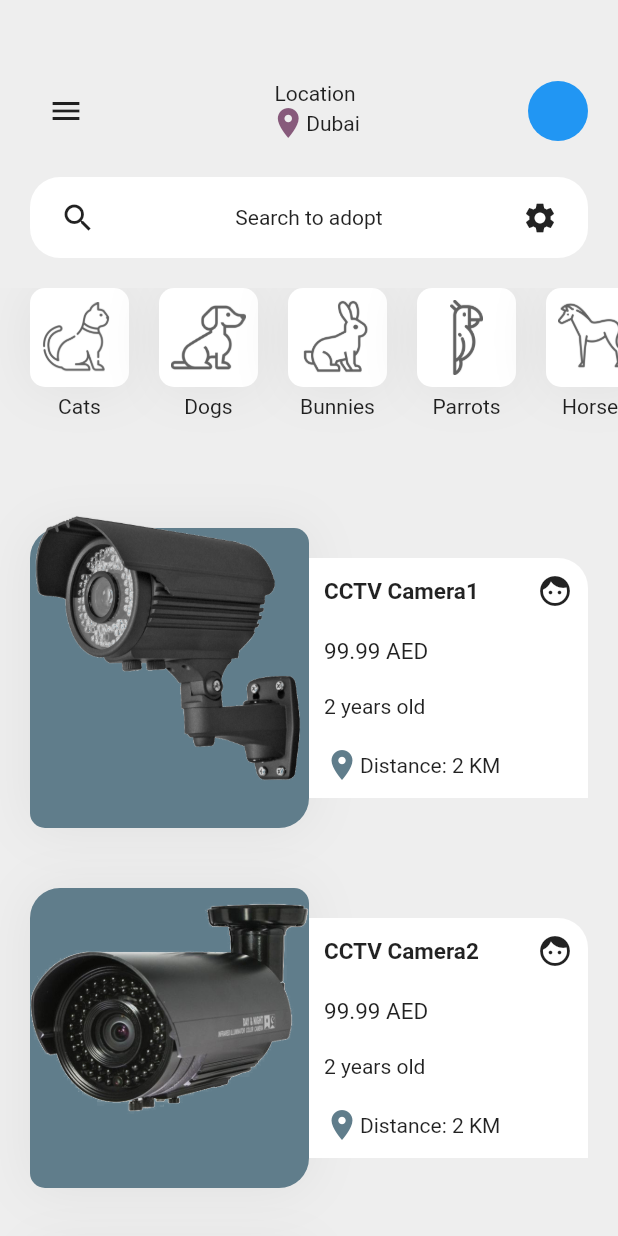
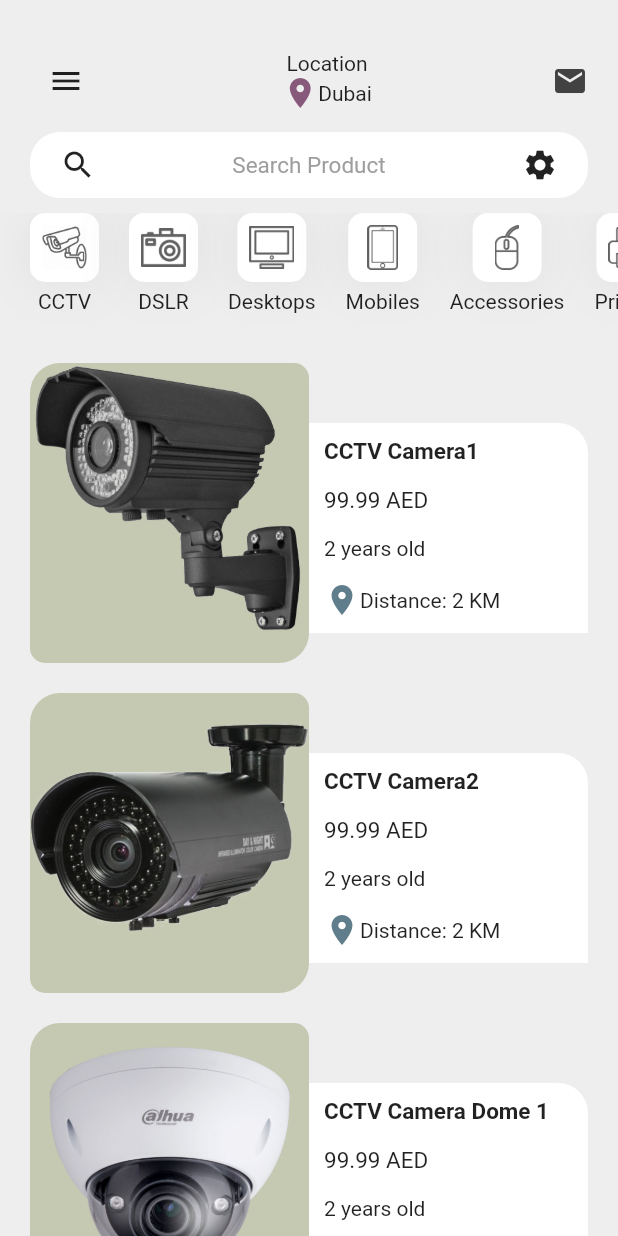
Before and after one commit to MesselemYoucef/TechApp, a Flutter app: the screen it shows after launch, on a phone screen of 412 x 824 dp. Run offline on Flutter 3.47's test engine with Material 2 defaults, Android fonts, the phone set to English and light mode, and no system bars; our stand-ins replace font_awesome_flutter.

Commit message:
made some modifications on the general look of the app

```diff
--- a/lib/configuration.dart
+++ b/lib/configuration.dart
@@ -2,26 +2,26 @@ import 'package:flutter/material.dart';
 import 'package:font_awesome_flutter/font_awesome_flutter.dart';
 
 Color primaryGreen = Color.fromRGBO(135, 90, 123, 1);
+Color itemBackground = Color.fromARGB(65, 77, 92, 1);
 
 List<BoxShadow> shadowList = [
   BoxShadow(color: Colors.grey[300], blurRadius: 30, offset: Offset(0, 1))
 ];
 
 List<Map> categories = [
-  {'name': 'Cats', 'iconPath': 'images/cat.png'},
-  {'name': 'Dogs', 'iconPath': 'images/dog.png'},
-  {'name': 'Bunnies', 'iconPath': 'images/rabbit.png'},
-  {'name': 'Parrots', 'iconPath': 'images/parrot.png'},
-  {'name': 'Horses', 'iconPath': 'images/horse.png'}
+  {'name': 'CCTV', 'iconPath': 'images/categories/camera-cctv.png'},
+  {'name': 'DSLR', 'iconPath': 'images/categories/camera-dslr.png'},
+  {'name': 'Desktops', 'iconPath': 'images/categories/desktop.png'},
+  {'name': 'Mobiles', 'iconPath': 'images/categories/mobile.png'},
+  {'name': 'Accessories', 'iconPath': 'images/categories/mouse.png'},
+  {'name': 'Printers', 'iconPath' : 'images/categories/printer.png'}
 ];
 
 List<Map> drawerItems = [
-  {'icon': FontAwesomeIcons.paw, 'title': 'Adoption'},
-  {'icon': Icons.mail, 'title': 'Donation'},
-  {'icon': FontAwesomeIcons.plus, 'title': 'Add Pet'},
-  {'icon': Icons.favorite, 'title': 'Favorites'},
-  {'icon': Icons.mail, 'title': 'Messages'},
-  {'icon': FontAwesomeIcons.userAlt, 'title': 'Profile'}
+  {'icon': FontAwesomeIcons.dove, 'title': 'New Arivals'},
+  {'icon': Icons.favorite, 'title': 'Bestsellers'},
+  {'icon': FontAwesomeIcons.users, 'title': 'About Us'},
+  {'icon': Icons.mail, 'title': 'Contact Us'},
 ];
 
 List<Map> itemDetails = [
@@ -31,6 +31,7 @@ List<Map> itemDetails = [
     'condition': '2 years',
     'distance': '2 KM',
     'image': 'images/CCTV-Camera1.png',
+    'category' : 'cctv'
   },
   {
     'productName': 'CCTV Camera2',
@@ -38,6 +39,7 @@ List<Map> itemDetails = [
     'condition': '2 years',
     'distance': '2 KM',
     'image': 'images/CCTV-Camera2.png',
+    'category' : 'cctv'
   },
   {
     'productName': 'CCTV Camera Dome 1',
@@ -45,6 +47,7 @@ List<Map> itemDetails = [
     'condition': '2 years',
     'distance': '2 KM',
     'image': 'images/CCTV-Dome-Camera1.png',
+    'category' : 'cctv'
   },
   {
     'productName': 'CCTV Camera Dome 2',
@@ -52,5 +55,7 @@ List<Map> itemDetails = [
     'condition': '2 years',
     'distance': '2 KM',
     'image': 'images/CCTV-Dome-Camera2.png',
+    'category' : 'cctv'
   },
+  //////////////////////////////////////////
 ];
--- /dev/null
+++ b/lib/home_page.dart
@@ -0,0 +1,18 @@
+import 'package:flutter/material.dart';
+import 'screens/home_screen.dart';
+import 'screens/drawer_screen.dart';
+
+
+class HomePage extends StatelessWidget {
+  @override
+  Widget build(BuildContext context) {
+    return Scaffold(
+     body: Stack(
+       children: [
+          DrawerScreen(),
+          HomeScreen()
+       ],
+     )
+    );
+  }
+}
--- a/lib/main.dart
+++ b/lib/main.dart
@@ -1,21 +1,22 @@
 import 'package:flutter/material.dart';
-import 'screens/home_screen.dart';
-import 'package:petsApp/screens/drawer_screen.dart';
+import 'package:petsApp/home_page.dart';
+import 'package:petsApp/screens/product_screen.dart';
+
 
 void main() {
-  runApp(MaterialApp(home: HomePage()));
+  //runApp(MaterialApp(home: HomePage()));
+  runApp(MyApp());
 }
 
-class HomePage extends StatelessWidget {
+class MyApp extends StatelessWidget {
   @override
   Widget build(BuildContext context) {
-    return Scaffold(
-     body: Stack(
-       children: [
-          DrawerScreen(),
-          HomeScreen()
-       ],
-     )
+    return MaterialApp(
+      initialRoute: '/',
+      routes: {
+        '/': (context) => HomePage(),
+        '/product_screen': (context) => ProductScreen()
+      },
     );
   }
 }
--- a/lib/screens/drawer_screen.dart
+++ b/lib/screens/drawer_screen.dart
@@ -17,19 +17,17 @@ class _DrawerScreenState extends State<DrawerScreen> {
         children: <Widget>[
           Row(
             children: <Widget>[
-              CircleAvatar(
-                backgroundColor: Colors.blue,
-              ),
               SizedBox(width: 10),
               Column(
                 crossAxisAlignment: CrossAxisAlignment.start,
                 children: <Widget>[
-                  Text("Youcef Messelem",
+                  Text("Company Logo",
                       style: TextStyle(
                           color: Colors.white,
                           fontWeight: FontWeight.bold,
-                          fontSize: 20)),
-                  Text("Active Status",
+                          fontSize: 30)),
+                  SizedBox(height: 10),
+                  Text("Company Description",
                       style: TextStyle(
                         color: Colors.white,
                       ))
--- a/lib/screens/home_screen.dart
+++ b/lib/screens/home_screen.dart
@@ -1,6 +1,5 @@
 import 'package:flutter/material.dart';
 import 'package:petsApp/screens/item_tile.dart';
-import 'package:petsApp/screens/product_screen.dart';
 import '../configuration.dart';
 
 class HomeScreen extends StatefulWidget {
@@ -28,7 +27,7 @@ class _HomeScreenState extends State<HomeScreen> {
           borderRadius: BorderRadius.circular(curvedEdges)),
       child: Column(
         children: [
-          SizedBox(height: 50),
+          SizedBox(height: 30),
           Container(
             margin: EdgeInsets.symmetric(horizontal: 20),
             child: Row(
@@ -66,27 +65,25 @@ class _HomeScreenState extends State<HomeScreen> {
                     ],
                   ),
                 ]),
-                CircleAvatar(
-                  backgroundColor: Colors.blue,
-                )
+                Icon(Icons.mail, color: Colors.grey[800],)
               ],
             ),
           ),
           Container(
-            padding: EdgeInsets.symmetric(horizontal: 20, vertical: 15),
-            margin: EdgeInsets.symmetric(horizontal: 20, vertical: 20),
+            padding: EdgeInsets.symmetric(horizontal: 20, vertical: 10),
+            margin: EdgeInsets.symmetric(horizontal: 20, vertical: 10),
             decoration: BoxDecoration(
                 borderRadius: BorderRadius.circular(20), color: Colors.white),
             child: Row(
                 mainAxisAlignment: MainAxisAlignment.spaceBetween,
                 children: [
                   Icon(Icons.search),
-                  Text("Search to adopt"),
+                  Text("Search Product", style: TextStyle(color: Colors.grey, fontSize: 15),),
                   Icon(Icons.settings)
                 ]),
           ),
           Container(
-            height: 120,
+            height: 80,
             child: ListView.builder(
               scrollDirection: Axis.horizontal,
               itemCount: categories.length,
@@ -102,8 +99,8 @@ class _HomeScreenState extends State<HomeScreen> {
                           borderRadius: BorderRadius.circular(10)),
                       child: Image.asset(
                         categories[index]["iconPath"],
-                        height: 50,
-                        width: 50,
+                        height: 30,
+                        width: 30,
                         color: Colors.grey[700],
                       ),
                     ),
--- a/lib/screens/item_tile.dart
+++ b/lib/screens/item_tile.dart
@@ -17,7 +17,7 @@ class ItemTile extends StatelessWidget {
   @override
   Widget build(BuildContext context) {
     return Container(
-      height: 240,
+      height: 220,
       margin: EdgeInsets.symmetric(horizontal: 20),
       child: Row(
         children: [
@@ -26,14 +26,14 @@ class ItemTile extends StatelessWidget {
               children: [
                 Container(
                     decoration: BoxDecoration(
-                        color: Colors.blueGrey[500],
+                        color: itemBackground,
                         borderRadius: BorderRadius.only(
                             bottomLeft: Radius.circular(10),
                             bottomRight: Radius.circular(20),
                             topLeft: Radius.circular(20),
                             topRight: Radius.circular(10)),
-                        boxShadow: shadowList),
-                    margin: EdgeInsets.only(top: 40)),
+                        ),
+                    margin: EdgeInsets.only(top: 20)),
                 Align(
                     alignment: Alignment(0.0, 0.0),
                     child: Hero(tag: 1, child: Image.asset(image)))
@@ -53,16 +53,10 @@ class ItemTile extends StatelessWidget {
                   mainAxisAlignment: MainAxisAlignment.spaceBetween,
                   crossAxisAlignment: CrossAxisAlignment.start,
                   children: [
-                    Row(
-                      mainAxisAlignment: MainAxisAlignment.spaceBetween,
-                      children: [
-                        Text(
-                          productName,
-                          style: TextStyle(
-                              fontSize: 15.0, fontWeight: FontWeight.bold),
-                        ),
-                        Icon(Icons.face)
-                      ],
+                    Text(
+                      productName,
+                      style: TextStyle(
+                          fontSize: 15.0, fontWeight: FontWeight.bold),
                     ),
                     Text(
                       price,
--- a/pubspec.yaml
+++ b/pubspec.yaml
@@ -48,6 +48,7 @@ flutter:
   # To add assets to your application, add an assets section, like this:
   assets:
     - images/
+    - images/categories/
 
   # An image asset can refer to one or more resolution-specific "variants", see
   # https://flutter.dev/assets-and-images/#resolution-aware.
```
Also changed, not shown: images/cat.png (deleted), images/categories/camera-cctv.png (added), images/categories/camera-dslr.png (added), images/categories/desktop.png (added), images/categories/mobile.png (added), images/categories/mouse.png (added), images/categories/printer.png (added), images/dog.png (deleted), images/horse.png (deleted), images/parrot.png (deleted), images/pet-cat1.png (deleted), images/pet-cat2.png (deleted), images/rabbit.png (deleted).
